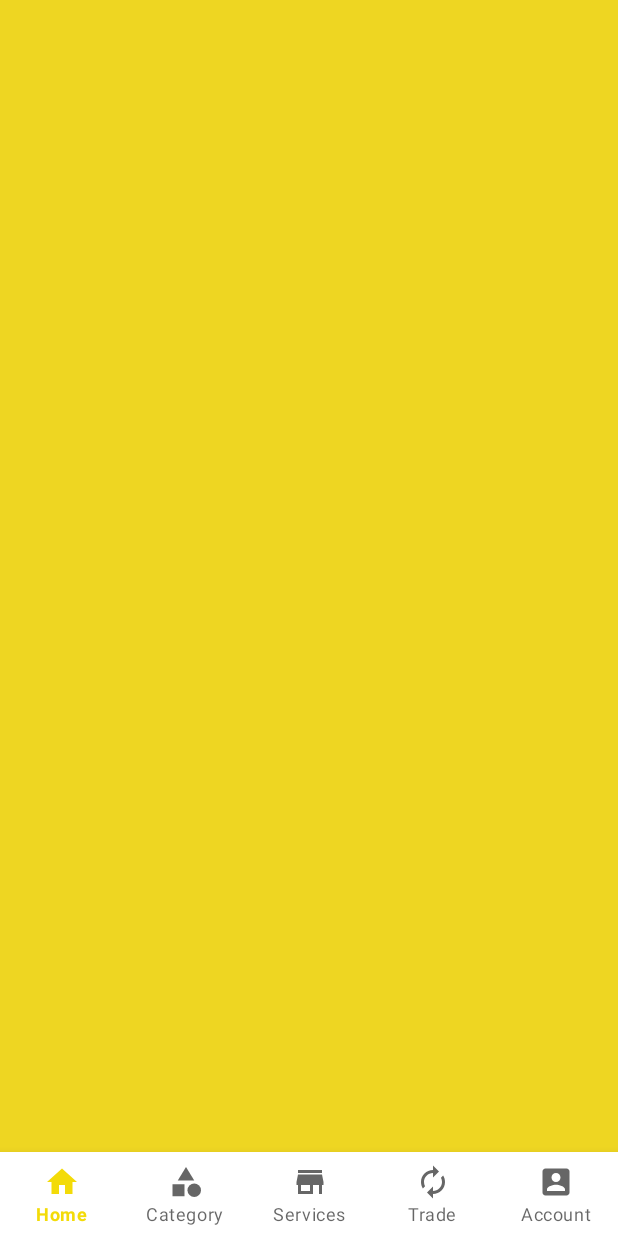
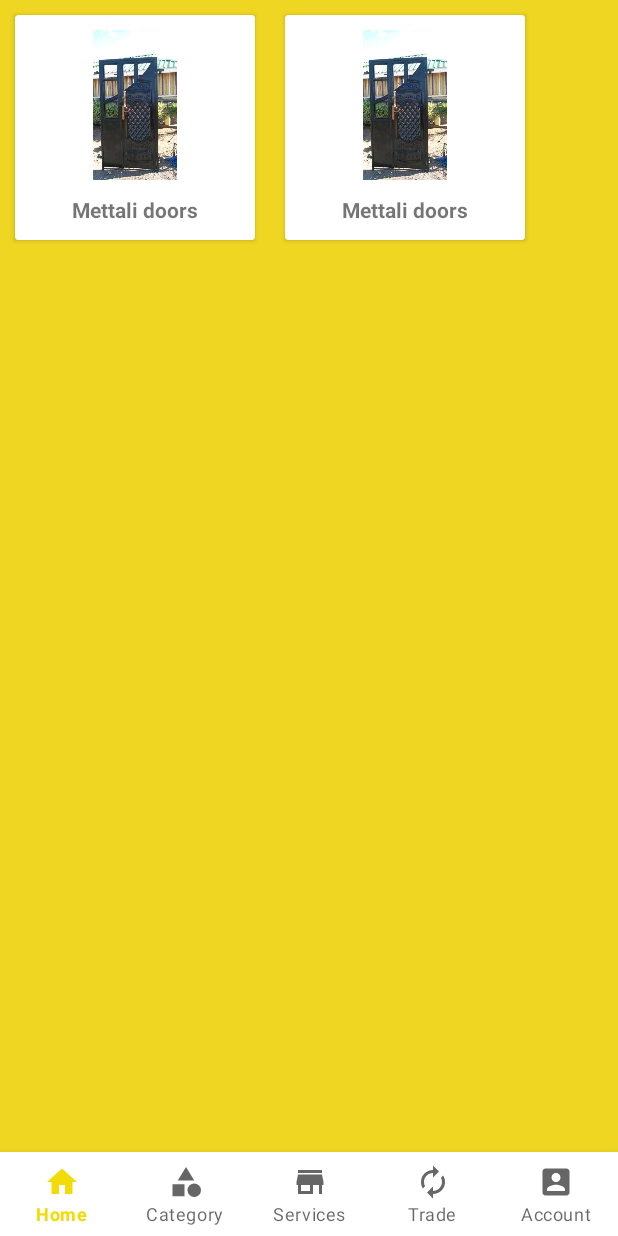
Before and after one commit to dennis-199/JUA-KALIGO, an Android app: the fragment categoryFragment placed in its activity, on a phone screen of 412 x 824 dp. Run offline under Robolectric (Android 15) with nearby library versions, the phone set to English and light mode, and no system bars; Roboto replaces fonts that are not available here.

Commit message:
category layout update

```diff
--- a/app/src/main/res/layout/fragment_category.xml
+++ b/app/src/main/res/layout/fragment_category.xml
@@ -1,12 +1,82 @@
 <?xml version="1.0" encoding="utf-8"?>
-<androidx.recyclerview.widget.RecyclerView xmlns:android="http://schemas.android.com/apk/res/android"
+<LinearLayout xmlns:android="http://schemas.android.com/apk/res/android"
     xmlns:tools="http://schemas.android.com/tools"
     android:layout_width="match_parent"
     android:layout_height="match_parent"
     android:background="#EED622"
+    android:orientation="vertical"
     android:id="@+id/clerView"
     tools:context=".categoryFragment">
+    <LinearLayout
+        android:layout_width="wrap_content"
+        android:layout_height="wrap_content"
+        android:gravity="center_horizontal"
+
+        android:orientation="horizontal">
+        <androidx.cardview.widget.CardView
+            android:layout_width="160dp"
+            android:layout_height="150dp"
+            android:clickable="true"
+
+            android:focusable="true"
+            android:foreground="?android:attr/selectableItemBackground"
+            android:layout_margin="10dp">
+            <LinearLayout
+                android:layout_width="match_parent"
+                android:layout_height="match_parent"
+                android:gravity="center"
+                android:orientation="vertical">
+                <ImageView
+                    android:layout_width="100dp"
+                    android:layout_height="100dp"
+                    android:src="@drawable/juadoor"
+                    android:layout_gravity="center"
+                    android:fitsSystemWindows="true"/>
+                <TextView
+                    android:layout_width="wrap_content"
+                    android:layout_height="wrap_content"
+                    android:layout_marginTop="10dp"
+                    android:text="Mettali doors"
+                    android:textStyle="bold" />
+
+            </LinearLayout>
+
+
+        </androidx.cardview.widget.CardView>
+
+        <androidx.cardview.widget.CardView
+            android:layout_width="160dp"
+            android:layout_height="150dp"
+            android:clickable="true"
+
+            android:focusable="true"
+            android:foreground="?android:attr/selectableItemBackground"
+            android:layout_margin="10dp">
+            <LinearLayout
+                android:layout_width="match_parent"
+                android:layout_height="match_parent"
+                android:gravity="center"
+                android:orientation="vertical">
+                <ImageView
+                    android:layout_width="100dp"
+                    android:layout_height="100dp"
+                    android:src="@drawable/juadoor"
+                    android:layout_gravity="center"
+                    android:fitsSystemWindows="true"/>
+                <TextView
+                    android:layout_width="wrap_content"
+                    android:layout_height="wrap_content"
+                    android:layout_marginTop="10dp"
+                    android:text="Mettali doors"
+                    android:textStyle="bold" />
+
+            </LinearLayout>
+
+
+        </androidx.cardview.widget.CardView>
+
+    </LinearLayout>
 
 
 
-</androidx.recyclerview.widget.RecyclerView>
+</LinearLayout>
```
Also changed, not shown: app/src/main/res/drawable/door.png (added), app/src/main/res/drawable/juadoor.jpg (added).
